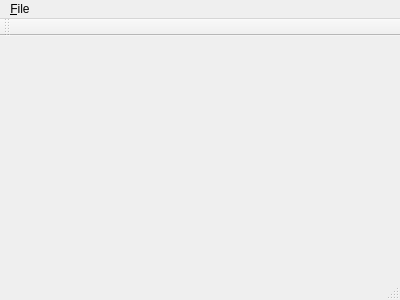
Before: the Qt Designer form MainWindow.ui in mpartel/editor, drawn with Qt 5.
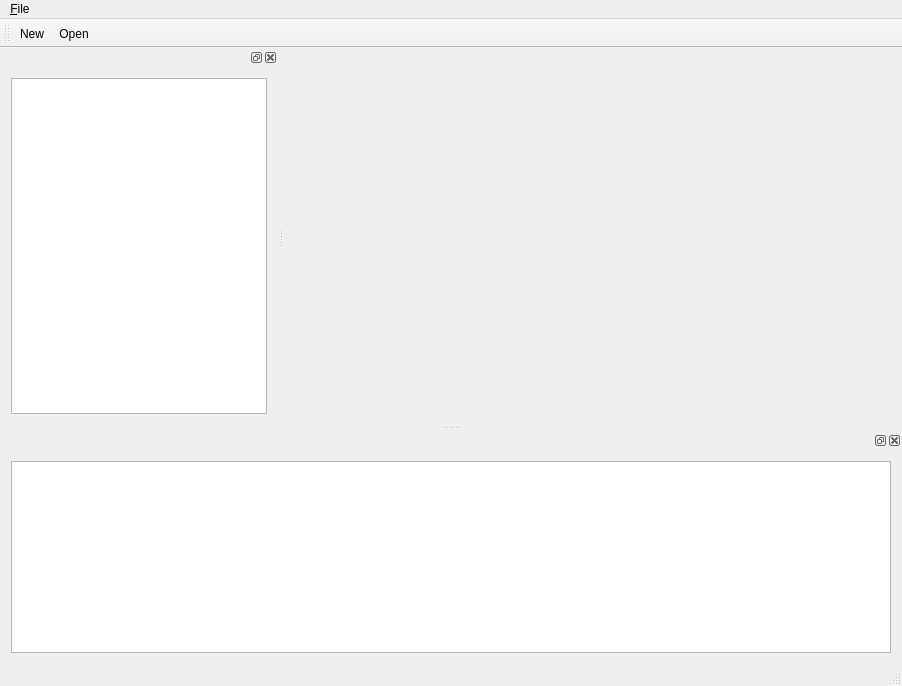
After: the same form once the commit is applied.

Commit message: It opens files into tabs now.

```diff
--- a/MainWindow.ui
+++ b/MainWindow.ui
@@ -6,20 +6,39 @@
    <rect>
     <x>0</x>
     <y>0</y>
-    <width>400</width>
-    <height>300</height>
+    <width>902</width>
+    <height>686</height>
    </rect>
   </property>
   <property name="windowTitle">
    <string>MainWindow</string>
   </property>
-  <widget class="QWidget" name="centralWidget"/>
+  <widget class="QWidget" name="centralWidget">
+   <layout class="QHBoxLayout" name="horizontalLayout_2">
+    <item>
+     <widget class="QTabWidget" name="editorTabs">
+      <property name="currentIndex">
+       <number>-1</number>
+      </property>
+      <property name="documentMode">
+       <bool>true</bool>
+      </property>
+      <property name="tabsClosable">
+       <bool>true</bool>
+      </property>
+      <property name="movable">
+       <bool>true</bool>
+      </property>
+     </widget>
+    </item>
+   </layout>
+  </widget>
   <widget class="QMenuBar" name="menuBar">
    <property name="geometry">
     <rect>
      <x>0</x>
      <y>0</y>
-     <width>400</width>
+     <width>902</width>
      <height>25</height>
     </rect>
    </property>
@@ -38,11 +57,56 @@
    <attribute name="toolBarBreak">
     <bool>false</bool>
    </attribute>
+   <addaction name="action_New"/>
+   <addaction name="action_Open"/>
   </widget>
   <widget class="QStatusBar" name="statusBar"/>
+  <widget class="QDockWidget" name="leftDock">
+   <attribute name="dockWidgetArea">
+    <number>1</number>
+   </attribute>
+   <widget class="QWidget" name="leftDockContents">
+    <layout class="QVBoxLayout" name="verticalLayout">
+     <item>
+      <widget class="QTreeView" name="treeView"/>
+     </item>
+    </layout>
+   </widget>
+  </widget>
+  <widget class="QDockWidget" name="bottomDock">
+   <attribute name="dockWidgetArea">
+    <number>8</number>
+   </attribute>
+   <widget class="QWidget" name="bottomDockContents">
+    <layout class="QHBoxLayout" name="horizontalLayout">
+     <item>
+      <widget class="QTextEdit" name="outputTextEdit"/>
+     </item>
+    </layout>
+   </widget>
+  </widget>
   <action name="action_Quit">
    <property name="text">
     <string>&amp;Quit</string>
+   </property>
+   <property name="shortcut">
+    <string>Ctrl+Q</string>
+   </property>
+  </action>
+  <action name="action_Open">
+   <property name="text">
+    <string>&amp;Open</string>
+   </property>
+   <property name="shortcut">
+    <string>Ctrl+O</string>
+   </property>
+  </action>
+  <action name="action_New">
+   <property name="text">
+    <string>&amp;New</string>
+   </property>
+   <property name="shortcut">
+    <string>Ctrl+N</string>
    </property>
   </action>
  </widget>
```
Left out of the diff: 2 changed lines with no effect on the pictures. The commit also changes 7 other files.
